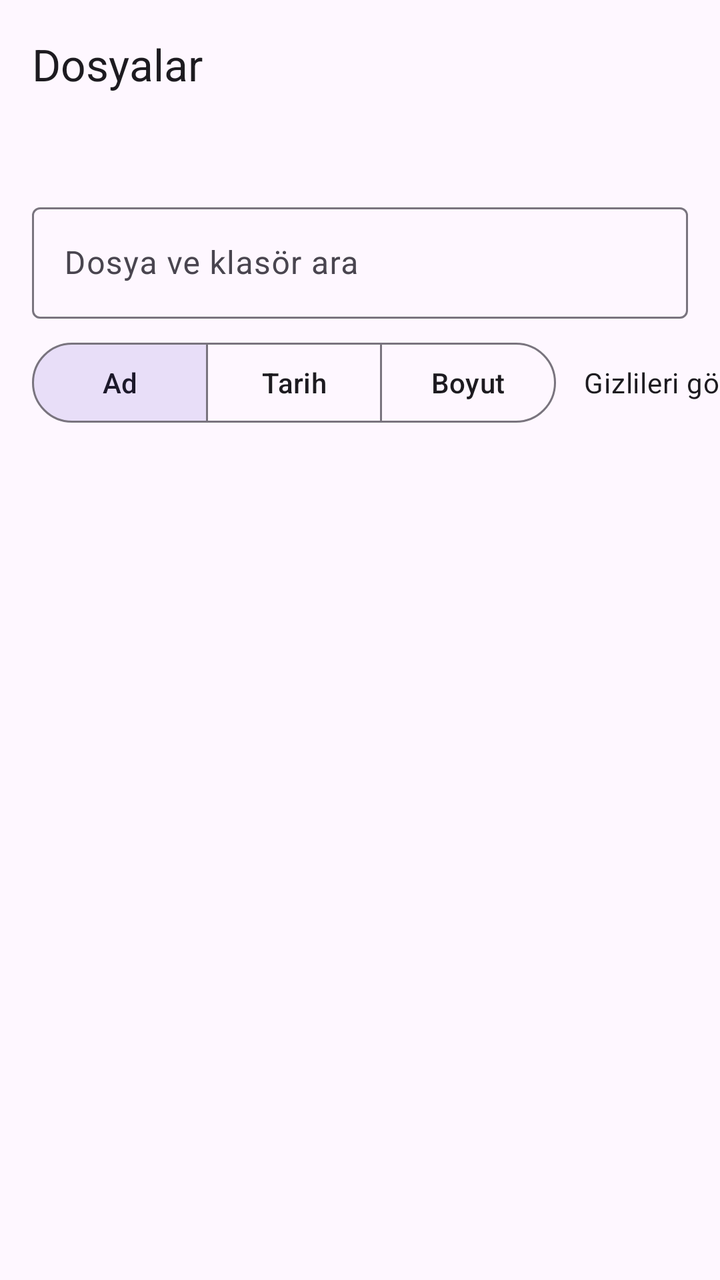
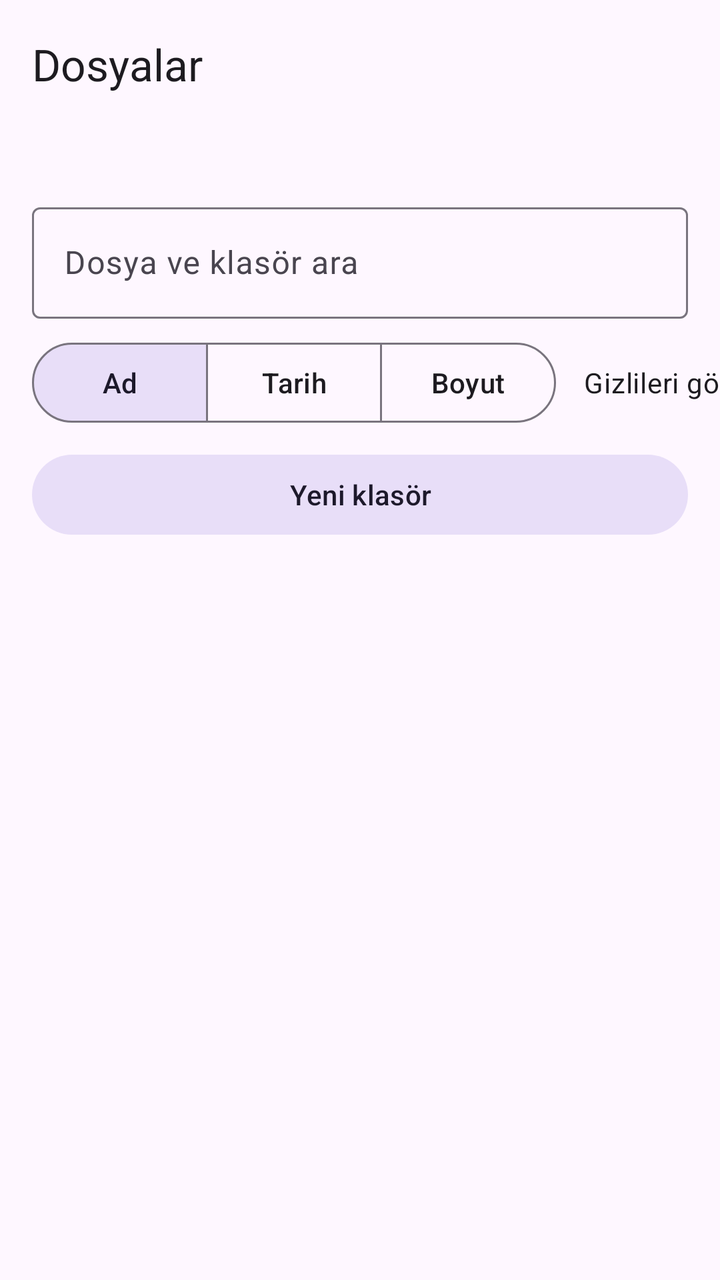

Before-and-after screenshots of an Android layout around one commit, followed by the original layout XML and the change that was made.
<!-- AndroidManifest.xml: application theme Theme.OmniFiles -->
<!-- res/layout/activity_file_browser.xml -->
<?xml version="1.0" encoding="utf-8"?>
<LinearLayout xmlns:android="http://schemas.android.com/apk/res/android"
    xmlns:app="http://schemas.android.com/apk/res-auto"
    android:id="@+id/root"
    android:layout_width="match_parent"
    android:layout_height="match_parent"
    android:orientation="vertical">

    <com.google.android.material.appbar.MaterialToolbar
        android:id="@+id/toolbar"
        android:layout_width="match_parent"
        android:layout_height="wrap_content"
        app:title="@string/browser_title" />

    <TextView
        android:id="@+id/pathText"
        android:layout_width="match_parent"
        android:layout_height="wrap_content"
        android:ellipsize="middle"
        android:maxLines="2"
        android:paddingStart="20dp"
        android:paddingTop="8dp"
        android:paddingEnd="20dp"
        android:paddingBottom="6dp"
        android:textAppearance="?attr/textAppearanceBodySmall" />

    <com.google.android.material.textfield.TextInputLayout
        android:id="@+id/searchLayout"
        android:layout_width="match_parent"
        android:layout_height="wrap_content"
        android:layout_marginStart="16dp"
        android:layout_marginTop="4dp"
        android:layout_marginEnd="16dp"
        android:hint="@string/search_files">

        <com.google.android.material.textfield.TextInputEditText
            android:id="@+id/searchInput"
            android:layout_width="match_parent"
            android:layout_height="wrap_content"
            android:imeOptions="actionDone"
            android:inputType="text"
            android:maxLines="1" />
    </com.google.android.material.textfield.TextInputLayout>

    <HorizontalScrollView
        android:layout_width="match_parent"
        android:layout_height="wrap_content"
        android:fillViewport="true"
        android:scrollbars="none">

        <LinearLayout
            android:layout_width="wrap_content"
            android:layout_height="wrap_content"
            android:gravity="center_vertical"
            android:orientation="horizontal"
            android:paddingStart="16dp"
            android:paddingTop="8dp"
            android:paddingEnd="16dp"
            android:paddingBottom="8dp">

            <com.google.android.material.button.MaterialButtonToggleGroup
                android:id="@+id/sortGroup"
                android:layout_width="wrap_content"
                android:layout_height="wrap_content"
                app:checkedButton="@id/sortNameButton"
                app:selectionRequired="true"
                app:singleSelection="true">

                <com.google.android.material.button.MaterialButton
                    android:id="@+id/sortNameButton"
                    style="@style/Widget.Material3.Button.OutlinedButton"
                    android:layout_width="wrap_content"
                    android:layout_height="wrap_content"
                    android:text="@string/sort_name" />

                <com.google.android.material.button.MaterialButton
                    android:id="@+id/sortDateButton"
                    style="@style/Widget.Material3.Button.OutlinedButton"
                    android:layout_width="wrap_content"
                    android:layout_height="wrap_content"
                    android:text="@string/sort_date" />

                <com.google.android.material.button.MaterialButton
                    android:id="@+id/sortSizeButton"
                    style="@style/Widget.Material3.Button.OutlinedButton"
                    android:layout_width="wrap_content"
                    android:layout_height="wrap_content"
                    android:text="@string/sort_size" />
            </com.google.android.material.button.MaterialButtonToggleGroup>

            <com.google.android.material.switchmaterial.SwitchMaterial
                android:id="@+id/hiddenSwitch"
                android:layout_width="wrap_content"
                android:layout_height="wrap_content"
                android:layout_marginStart="14dp"
                android:text="@string/show_hidden" />
        </LinearLayout>
    </HorizontalScrollView>

    <androidx.recyclerview.widget.RecyclerView
        android:id="@+id/list"
        android:layout_width="match_parent"
        android:layout_height="0dp"
        android:layout_weight="1"
        android:clipToPadding="false"
        android:paddingBottom="16dp" />

    <TextView
        android:id="@+id/emptyText"
        android:layout_width="match_parent"
        android:layout_height="wrap_content"
        android:gravity="center"
        android:padding="24dp"
        android:text="@string/empty_folder"
        android:visibility="gone" />
</LinearLayout>
<!-- resources referenced by this layout -->
<resources>
  <string name="browser_title">Dosyalar</string>
  <string name="empty_folder">Bu klasör boş veya okunamıyor.</string>
  <string name="search_files">Dosya ve klasör ara</string>
  <string name="show_hidden">Gizlileri göster</string>
  <string name="sort_date">Tarih</string>
  <string name="sort_name">Ad</string>
  <string name="sort_size">Boyut</string>
  <style name="Theme.OmniFiles" parent="Theme.Material3.DayNight.NoActionBar">
          <item name="android:windowActionModeOverlay">true</item>
          <item name="android:windowLightStatusBar" tools:targetApi="m">?attr/isLightTheme</item>
          <item name="android:navigationBarColor">@android:color/transparent</item>
          <item name="android:statusBarColor">@android:color/transparent</item>
      </style>
</resources>

<!-- the commit's change to res/layout/activity_file_browser.xml (unified diff, before → after) -->
@@ -97,6 +97,16 @@
         </LinearLayout>
     </HorizontalScrollView>
 
+    <com.google.android.material.button.MaterialButton
+        android:id="@+id/newFolderButton"
+        style="@style/Widget.Material3.Button.TonalButton"
+        android:layout_width="match_parent"
+        android:layout_height="wrap_content"
+        android:layout_marginStart="16dp"
+        android:layout_marginEnd="16dp"
+        android:layout_marginBottom="8dp"
+        android:text="@string/new_folder" />
+
     <androidx.recyclerview.widget.RecyclerView
         android:id="@+id/list"
         android:layout_width="match_parent"
<!-- resource entries referenced after the edit -->
@@ -2,6 +2,7 @@
 <resources>
   <string name="browser_title">Dosyalar</string>
   <string name="empty_folder">Bu klasör boş veya okunamıyor.</string>
+  <string name="new_folder">Yeni klasör</string>
   <string name="search_files">Dosya ve klasör ara</string>
   <string name="show_hidden">Gizlileri göster</string>
   <string name="sort_date">Tarih</string>
